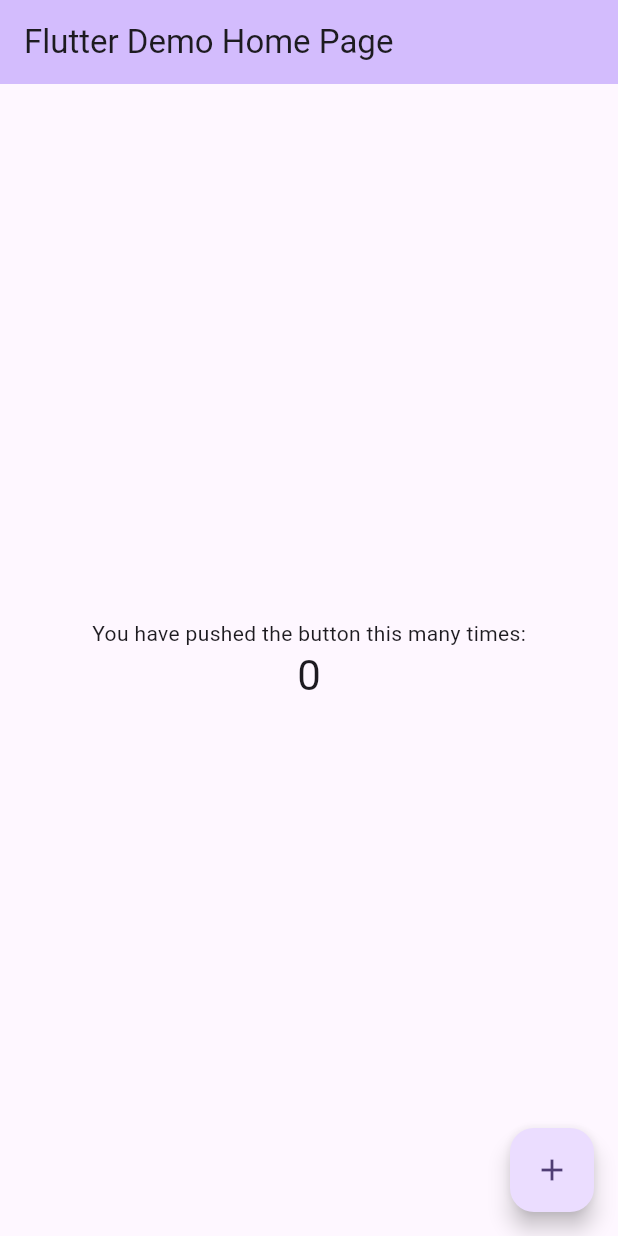
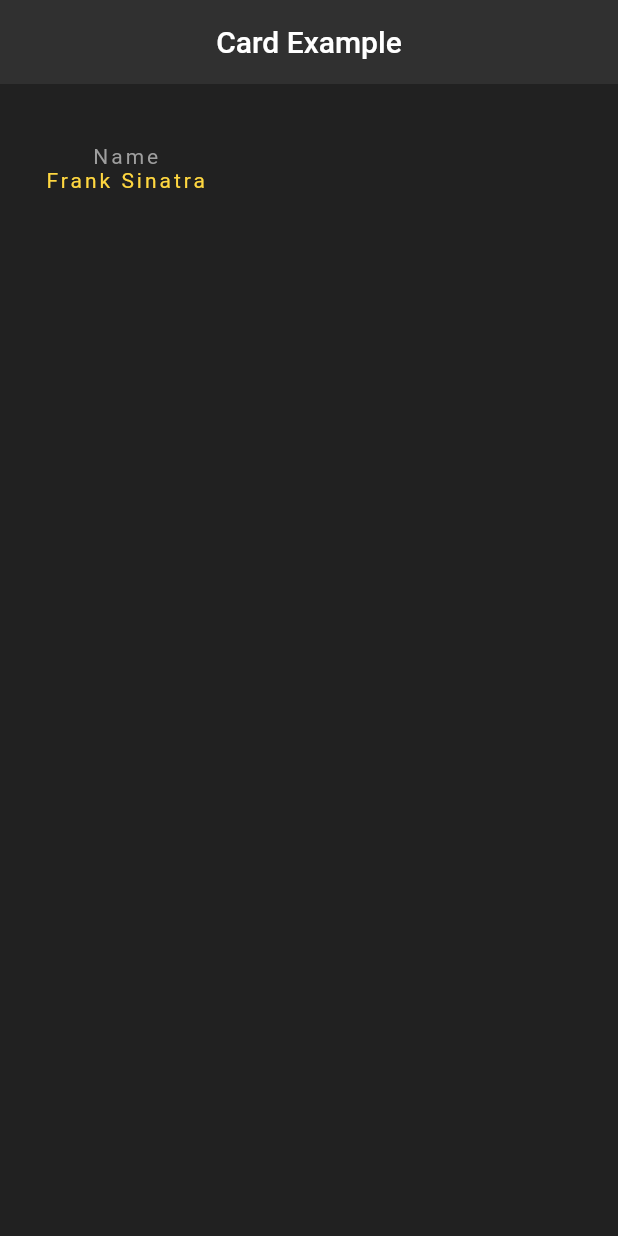
Before and after one commit to gjuliao/weather_flutter_app, a Flutter app: the screen it shows after launch, on a phone screen of 412 x 824 dp. Run offline on Flutter 3.47's test engine with Material 2 defaults, Android fonts, the phone set to English and light mode, and no system bars.

Commit message:
Applied initial styling

```diff
--- a/lib/main.dart
+++ b/lib/main.dart
@@ -1,125 +1,43 @@
 import 'package:flutter/material.dart';
 
-void main() {
-  runApp(const MyApp());
-}
+void main() => runApp(MaterialApp(
+  home: Card(),
+));
 
-class MyApp extends StatelessWidget {
-  const MyApp({super.key});
+class Card extends StatelessWidget {
+  const Card({super.key});
 
-  // This widget is the root of your application.
   @override
   Widget build(BuildContext context) {
-    return MaterialApp(
-      title: 'Flutter Demo',
-      theme: ThemeData(
-        // This is the theme of your application.
-        //
-        // TRY THIS: Try running your application with "flutter run". You'll see
-        // the application has a blue toolbar. Then, without quitting the app,
-        // try changing the seedColor in the colorScheme below to Colors.green
-        // and then invoke "hot reload" (save your changes or press the "hot
-        // reload" button in a Flutter-supported IDE, or press "r" if you used
-        // the command line to start the app).
-        //
-        // Notice that the counter didn't reset back to zero; the application
-        // state is not lost during the reload. To reset the state, use hot
-        // restart instead.
-        //
-        // This works for code too, not just values: Most code changes can be
-        // tested with just a hot reload.
-        colorScheme: ColorScheme.fromSeed(seedColor: Colors.deepPurple),
-        useMaterial3: true,
+    return Scaffold(
+      backgroundColor: Colors.grey[900],
+      appBar: AppBar(
+        title: Text('Card Example'),
+        centerTitle: true,
+        backgroundColor: Colors.grey[850],
+        elevation: 0.0,
       ),
-      home: const MyHomePage(title: 'Flutter Demo Home Page'),
+      body: const Padding(
+        padding: EdgeInsets.fromLTRB(30.0, 40.0, 30.0, 0.0),
+        child: Column(
+          children: <Widget>[
+            Text(
+              'Name',
+              style: TextStyle(
+                color: Colors.grey,
+                letterSpacing: 2.0
+              ),
+            ),
+          Text(
+            'Frank Sinatra',
+            style: TextStyle(
+                color: Colors.amberAccent,
+                letterSpacing: 2.0
+              ),
+            ),
+          ],
+        )
+      )
     );
   }
 }
-
-class MyHomePage extends StatefulWidget {
-  const MyHomePage({super.key, required this.title});
-
-  // This widget is the home page of your application. It is stateful, meaning
-  // that it has a State object (defined below) that contains fields that affect
-  // how it looks.
-
-  // This class is the configuration for the state. It holds the values (in this
-  // case the title) provided by the parent (in this case the App widget) and
-  // used by the build method of the State. Fields in a Widget subclass are
-  // always marked "final".
-
-  final String title;
-
-  @override
-  State<MyHomePage> createState() => _MyHomePageState();
-}
-
-class _MyHomePageState extends State<MyHomePage> {
-  int _counter = 0;
-
-  void _incrementCounter() {
-    setState(() {
-      // This call to setState tells the Flutter framework that something has
-      // changed in this State, which causes it to rerun the build method below
-      // so that the display can reflect the updated values. If we changed
-      // _counter without calling setState(), then the build method would not be
-      // called again, and so nothing would appear to happen.
-      _counter++;
-    });
-  }
-
-  @override
-  Widget build(BuildContext context) {
-    // This method is rerun every time setState is called, for instance as done
-    // by the _incrementCounter method above.
-    //
-    // The Flutter framework has been optimized to make rerunning build methods
-    // fast, so that you can just rebuild anything that needs updating rather
-    // than having to individually change instances of widgets.
-    return Scaffold(
-      appBar: AppBar(
-        // TRY THIS: Try changing the color here to a specific color (to
-        // Colors.amber, perhaps?) and trigger a hot reload to see the AppBar
-        // change color while the other colors stay the same.
-        backgroundColor: Theme.of(context).colorScheme.inversePrimary,
-        // Here we take the value from the MyHomePage object that was created by
-        // the App.build method, and use it to set our appbar title.
-        title: Text(widget.title),
-      ),
-      body: Center(
-        // Center is a layout widget. It takes a single child and positions it
-        // in the middle of the parent.
-        child: Column(
-          // Column is also a layout widget. It takes a list of children and
-          // arranges them vertically. By default, it sizes itself to fit its
-          // children horizontally, and tries to be as tall as its parent.
-          //
-          // Column has various properties to control how it sizes itself and
-          // how it positions its children. Here we use mainAxisAlignment to
-          // center the children vertically; the main axis here is the vertical
-          // axis because Columns are vertical (the cross axis would be
-          // horizontal).
-          //
-          // TRY THIS: Invoke "debug painting" (choose the "Toggle Debug Paint"
-          // action in the IDE, or press "p" in the console), to see the
-          // wireframe for each widget.
-          mainAxisAlignment: MainAxisAlignment.center,
-          children: <Widget>[
-            const Text(
-              'You have pushed the button this many times:',
-            ),
-            Text(
-              '$_counter',
-              style: Theme.of(context).textTheme.headlineMedium,
-            ),
-          ],
-        ),
-      ),
-      floatingActionButton: FloatingActionButton(
-        onPressed: _incrementCounter,
-        tooltip: 'Increment',
-        child: const Icon(Icons.add),
-      ), // This trailing comma makes auto-formatting nicer for build methods.
-    );
-  }
-}
```
